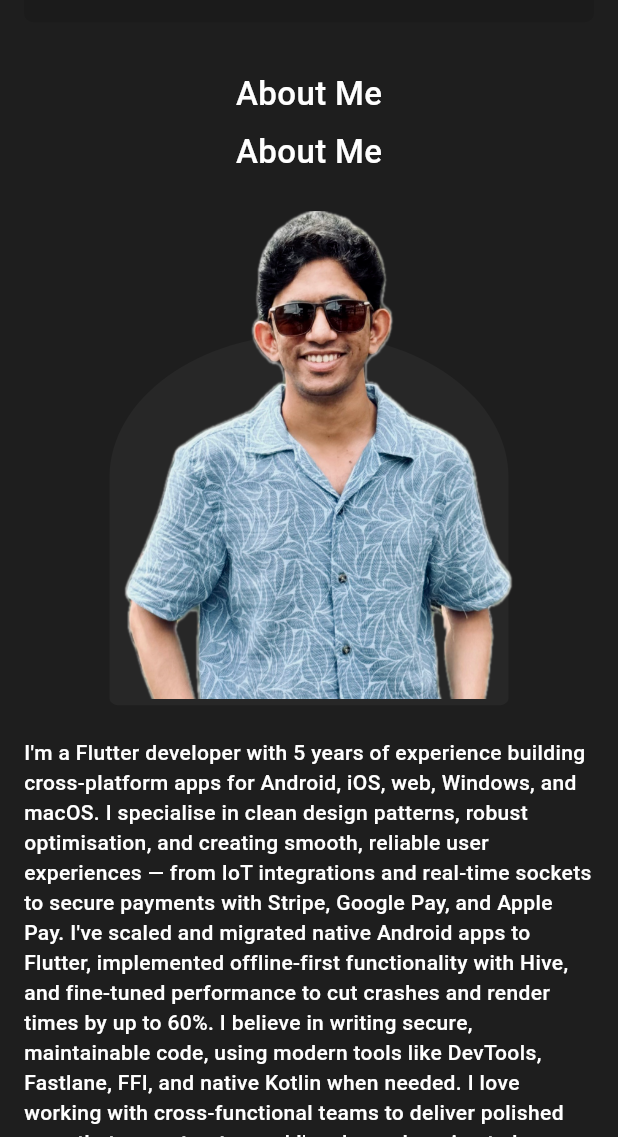
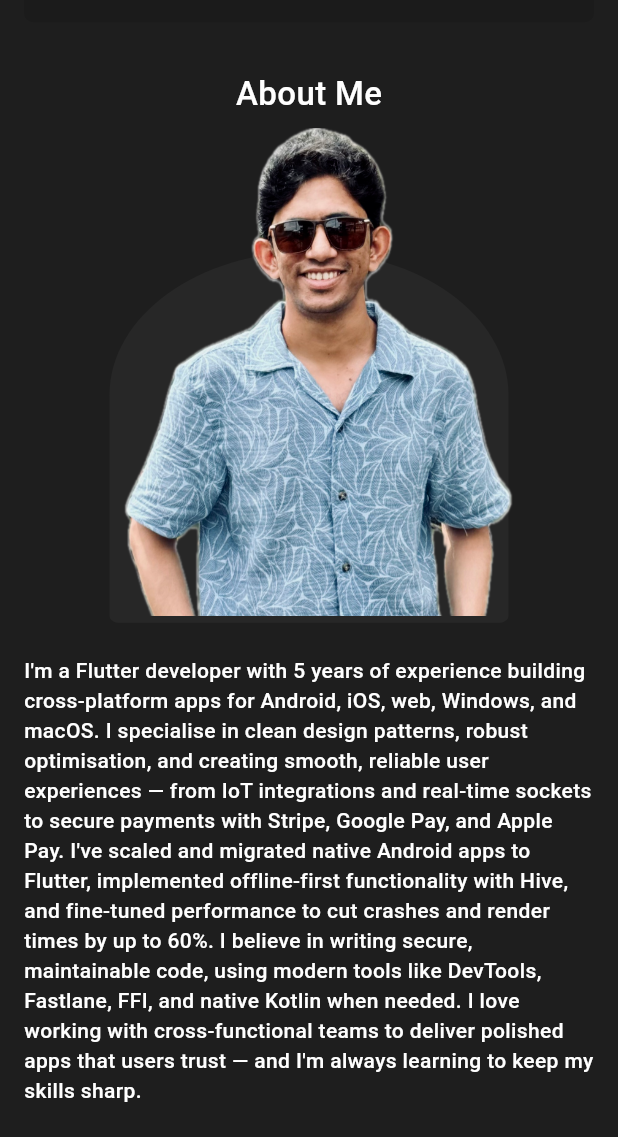
Before and after one commit to AizanSagheer/aizan_folio, a Flutter app: the screen it shows after launch, scrolled down 576 dp, on a phone screen of 412 x 824 dp, the part 99-1236 px from its top. Run offline on Flutter 3.47's test engine with Material 3 defaults, Android fonts, the phone set to English and light mode, and no system bars; our stand-ins replace flutter_svg, google_fonts, visibility_detector; missing offline and left inert: universal_html; project files that could hold a hidden picture were left out.

Commit message:
read me updated

```diff
--- a/lib/utils/images.dart
+++ b/lib/utils/images.dart
@@ -1,10 +1,9 @@
 class AppImages {
-   static const String aizan = 'assets/images/aizan_pic.png';
 
    static const String github = 'assets/images/github.svg';
   static const String linkedin = 'assets/images/linkedin.svg';
   static const String stackoverflow = 'assets/images/stackoverflow.svg';
-  static const String aizan2 = 'assets/images/aizan_2.png';
+  static const String aizan = 'assets/images/aizan.png';
   static const String flutterLogo = 'assets/images/flutter_logo.svg';
   static const String package = 'assets/images/package.svg';
   static const String firebase = 'assets/images/firebase.svg';
--- a/lib/views/dashboard_screen.dart
+++ b/lib/views/dashboard_screen.dart
@@ -254,7 +254,7 @@ class _DashboardScreenState extends State<DashboardScreen> {
                                 Positioned(
                                   bottom: 18,
                                   child: Image.asset(
-                                    AppImages.aizan2,
+                                    AppImages.aizan,
                                     height: 450.0,
                                     width: 450.0,
                                   ),
@@ -477,8 +477,6 @@ class _DashboardScreenState extends State<DashboardScreen> {
                   child: Column(
                     crossAxisAlignment: CrossAxisAlignment.start,
                     children: [
-                      SectionTitle(title: 'About Me'),
-                      SizedBox(height: 24),
                       Center(
                         child: LayoutBuilder(
                           builder: (context, constraints) {
@@ -505,7 +503,7 @@ class _DashboardScreenState extends State<DashboardScreen> {
                                   Positioned(
                                     bottom: 10,
                                     child: Image.asset(
-                                      AppImages.aizan2,
+                                      AppImages.aizan,
                                       height: photoSize + 33,
                                       width: photoSize,
                                       fit: BoxFit.cover,
--- a/lib/views/widgets/dashboard_about_section.dart
+++ b/lib/views/widgets/dashboard_about_section.dart
@@ -51,7 +51,7 @@ class DashboardAboutSection extends StatelessWidget {
                     Positioned(
                       bottom: 18.0,
                       child: Image.asset(
-                        AppImages.aizan2,
+                        AppImages.aizan,
                         height: 450.0,
                         width: 450.0,
                       ),
--- a/lib/views/widgets/dashboard_profile_photo.dart
+++ b/lib/views/widgets/dashboard_profile_photo.dart
@@ -35,7 +35,7 @@ class DashboardProfilePhoto extends StatelessWidget {
                   Positioned(
                     bottom: 10,
                     child: Image.asset(
-                      AppImages.aizan2,
+                      AppImages.aizan,
                       height: photoSize + 33,
                       width: photoSize,
                       fit: BoxFit.cover,
```
Also changed, not shown: assets/images/aizan.png (renamed from assets/images/aizan_2.png), 7 other files.
